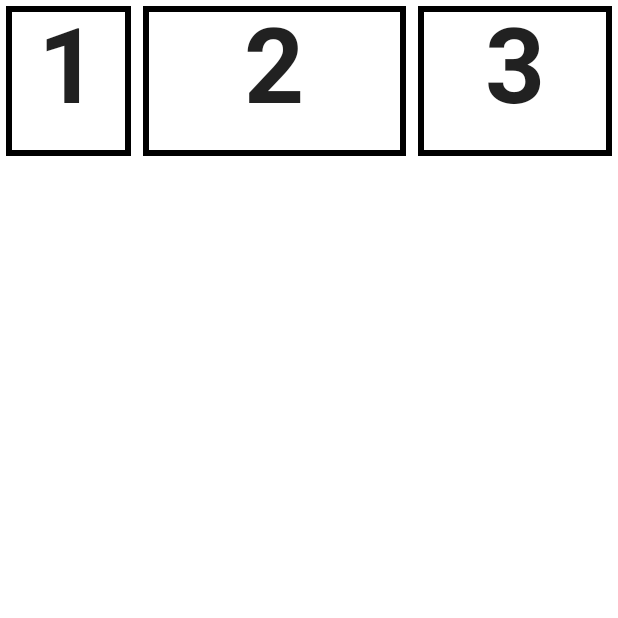
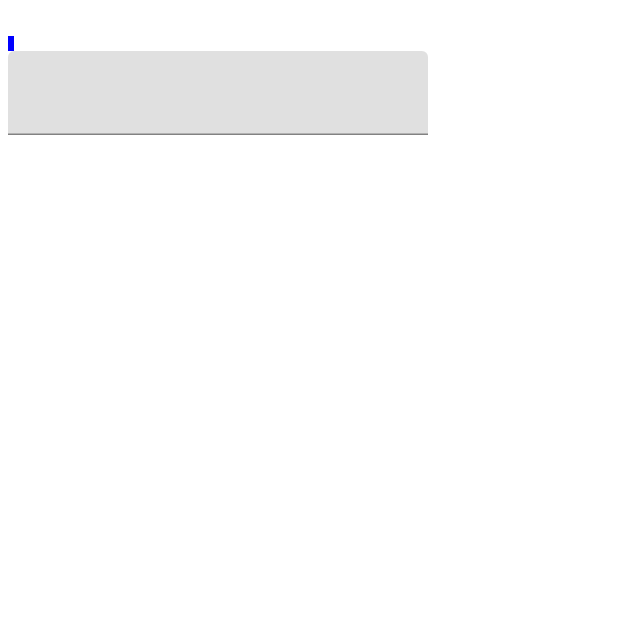
Before and after one commit to ask0908/CoreJetpackComposeBookCode, an Android app built with Jetpack Compose: the screen it shows after launch (RowColumnPractice before the commit, IntrinsicSizeActivity after it), on a phone screen of 412 x 824 dp, the top half of it. Run offline under Robolectric (Android 15) with nearby library versions, the phone set to English and light mode, and no system bars.

Commit message:
ConstraintLayout, IntrinsicSize enum 확인

```diff
--- a/app/build.gradle
+++ b/app/build.gradle
@@ -55,6 +55,7 @@ dependencies {
     implementation "androidx.compose.ui:ui-tooling-preview:$compose_ui_version"
     implementation 'androidx.compose.material:material:1.2.0'
     implementation 'androidx.compose.material3:material3:1.0.0-alpha11'
+    implementation "androidx.constraintlayout:constraintlayout-compose:1.0.1"
     testImplementation 'junit:junit:4.13.2'
     androidTestImplementation 'androidx.test.ext:junit:1.1.5'
     androidTestImplementation 'androidx.test.espresso:espresso-core:3.5.1'
--- /dev/null
+++ b/app/src/main/java/com/example/composebookexample/IntrinsicSizeActivity.kt
@@ -0,0 +1,76 @@
+package com.example.composebookexample
+
+import android.os.Bundle
+import androidx.activity.ComponentActivity
+import androidx.activity.compose.setContent
+import androidx.compose.foundation.background
+import androidx.compose.foundation.layout.*
+import androidx.compose.material.MaterialTheme
+import androidx.compose.material.Surface
+import androidx.compose.material.Text
+import androidx.compose.material.TextField
+import androidx.compose.runtime.*
+import androidx.compose.ui.Modifier
+import androidx.compose.ui.graphics.Color
+import androidx.compose.ui.tooling.preview.Preview
+import androidx.compose.ui.unit.dp
+import com.example.composebookexample.ui.theme.ComposeBookExampleTheme
+
+class IntrinsicSizeActivity : ComponentActivity() {
+    override fun onCreate(savedInstanceState: Bundle?) {
+        super.onCreate(savedInstanceState)
+        setContent {
+            ComposeBookExampleTheme {
+                Surface(
+                    modifier = Modifier.fillMaxSize(),
+                    color = MaterialTheme.colors.background
+                ) {
+                    MainScreen4()
+                }
+            }
+        }
+    }
+}
+
+@Composable
+fun MainScreen4() {
+    var textState by remember { mutableStateOf("") }
+    val onTextChange = { text: String ->
+        textState = text
+    }
+    Column(
+        modifier = Modifier
+            .width(200.dp)
+            .padding(5.dp)
+    ) {
+        Column(modifier = Modifier.width(IntrinsicSize.Min)) {
+            Text(
+                modifier = Modifier.padding(start = 4.dp),
+                text = textState
+            )
+            Box(
+                modifier = Modifier
+                    .height(10.dp)
+                    .fillMaxWidth()
+                    .background(Color.Blue)
+            )
+        }
+        MyTextField2(text = textState, onTextChange = onTextChange)
+    }
+}
+
+@Composable
+fun MyTextField2(
+    text: String,
+    onTextChange: (String) -> Unit
+) {
+    TextField(value = text, onValueChange = onTextChange)
+}
+
+@Preview(showBackground = true)
+@Composable
+fun DefaultPreview10() {
+    ComposeBookExampleTheme {
+        MainScreen4()
+    }
+}
--- a/app/src/main/res/values/strings.xml
+++ b/app/src/main/res/values/strings.xml
@@ -10,4 +10,6 @@
     <string name="title_activity_custom_layout_modifier_practice">CustomLayoutModifierPractice
     </string>
     <string name="title_activity_custom_layout_practice">CustomLayoutPractice</string>
+    <string name="title_activity_constraint_layout">ConstraintLayoutActivity</string>
+    <string name="title_activity_intrinsic_size">IntrinsicSizeActivity</string>
 </resources>
```
Also changed, not shown: app/src/main/AndroidManifest.xml (+28 -4 lines), app/src/main/java/com/example/composebookexample/ConstraintLayoutActivity.kt (added, +82 -0 lines).
